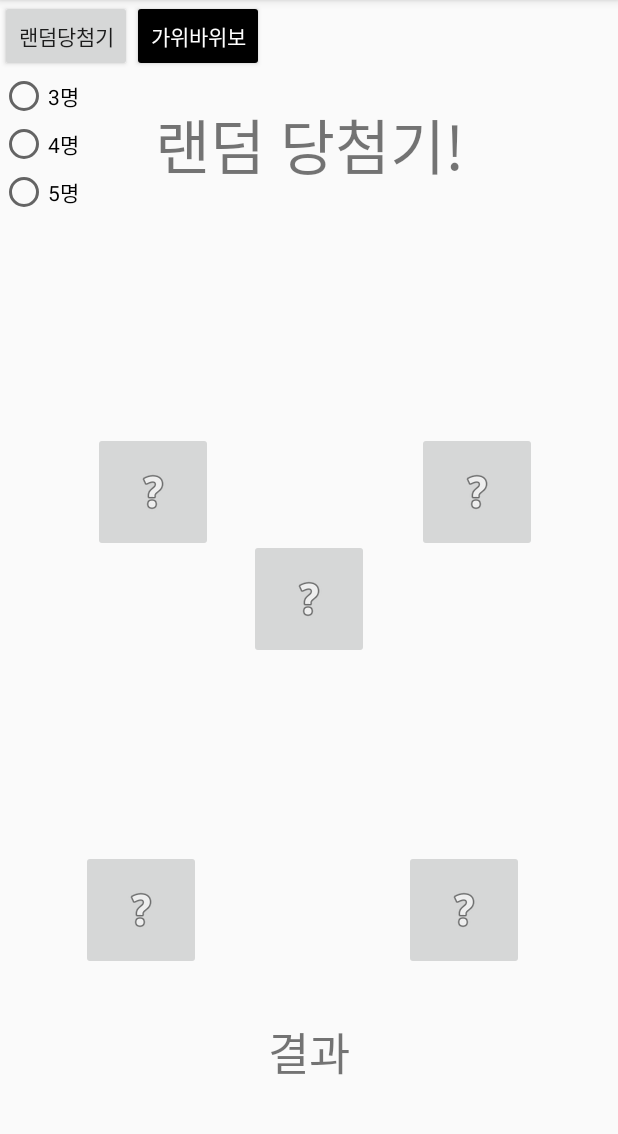
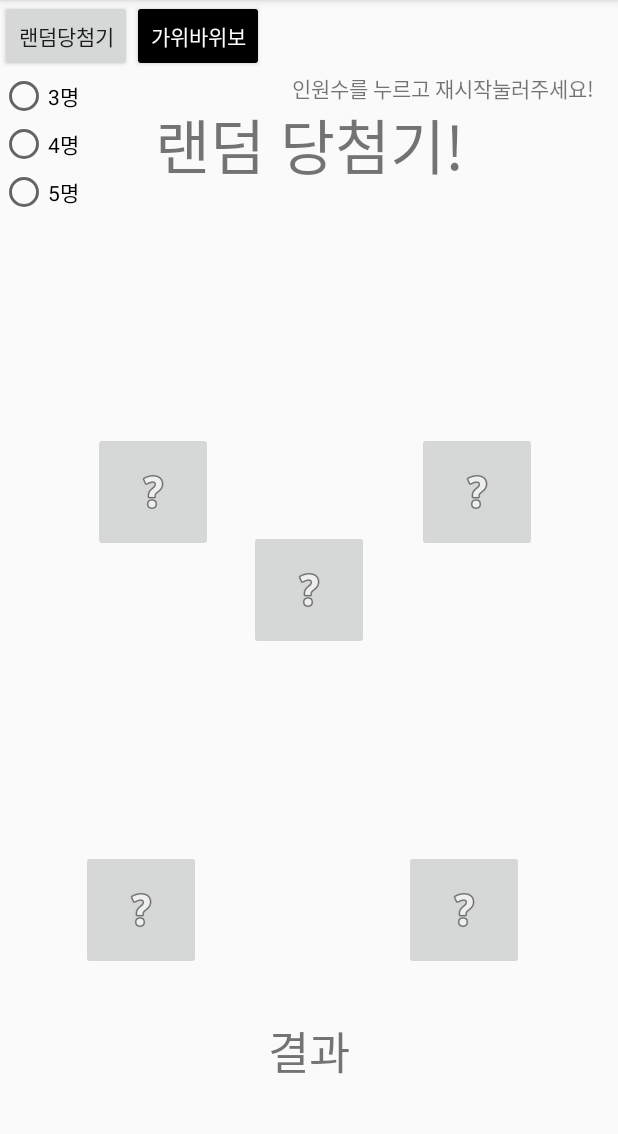
Before and after one commit to Jinyon92/Android_simpleGame, an Android app: the screen it shows after launch (MainActivity), after a tap on "랜덤당첨기", on a phone screen of 412 x 824 dp, the part 84-1218 px from its top. Run offline under Robolectric (Android 15) with nearby library versions, the phone set to English and light mode, and no system bars.

Commit message:
4st +약간 수정

```diff
--- a/app/src/main/res/layout/fragment_main.xml
+++ b/app/src/main/res/layout/fragment_main.xml
@@ -122,7 +122,7 @@
         app:layout_constraintLeft_toLeftOf="parent"
         app:layout_constraintRight_toRightOf="parent"
         app:layout_constraintTop_toBottomOf="@+id/textView"
-        app:layout_constraintVertical_bias="0.02" />
+        app:layout_constraintVertical_bias="0.005" />
 
     <TextView
         android:id="@+id/result_msg"
@@ -155,4 +155,13 @@
         android:layout_marginLeft="8dp"
         app:layout_constraintVertical_bias="0.329" />
 
+    <TextView
+        android:id="@+id/textView2"
+        android:layout_width="wrap_content"
+        android:layout_height="wrap_content"
+        android:text="인원수를 누르고 재시작눌러주세요!"
+        tools:layout_editor_absoluteY="122dp"
+        android:layout_marginRight="16dp"
+        app:layout_constraintRight_toRightOf="parent" />
+
 </android.support.constraint.ConstraintLayout>
```
